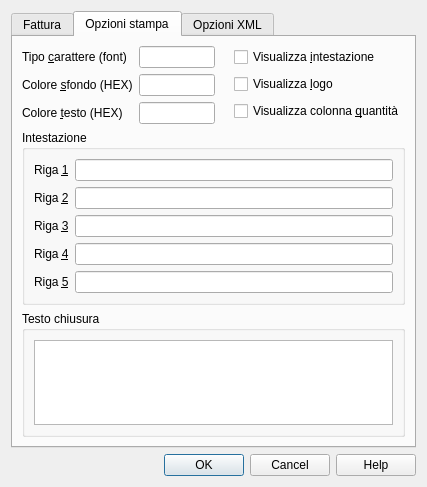
This is Fatture elettroniche/B2B.2021/ch.banana.it.efattura.b2b.dialog.ui in BananaAccounting/Italia as Qt 5 draws it before an edit. The edited form follows.
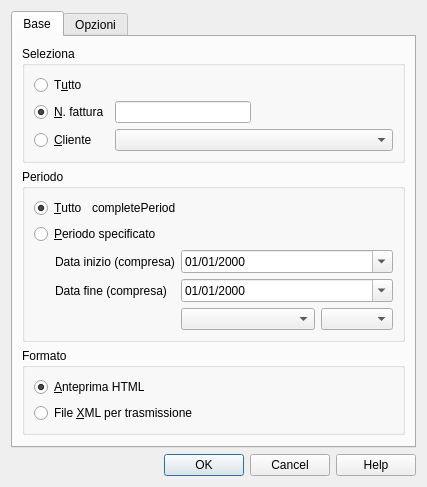
This is the edited form. The open tabs and pages were chosen to show the change.

Commit message: Fattura elettronica IT: rimuove preview PDF

```diff
--- a/Fatture elettroniche/B2B.2021/ch.banana.it.efattura.b2b.dialog.ui
+++ b/Fatture elettroniche/B2B.2021/ch.banana.it.efattura.b2b.dialog.ui
@@ -21,7 +21,7 @@
      </property>
      <widget class="QWidget" name="tabEsporta">
       <attribute name="title">
-       <string>Fattura</string>
+       <string>Base</string>
       </attribute>
       <layout class="QVBoxLayout" name="verticalLayout_4">
        <item>
@@ -256,7 +256,7 @@
           <item>
            <widget class="QRadioButton" name="stampaPDFRadioButton">
             <property name="text">
-             <string>&amp;Anteprima di stampa</string>
+             <string>&amp;Anteprima HTML</string>
             </property>
             <property name="checked">
              <bool>true</bool>
@@ -288,202 +288,13 @@
        </item>
       </layout>
      </widget>
-     <widget class="QWidget" name="tabOpzioniPdf">
-      <attribute name="title">
-       <string>Opzioni stampa</string>
-      </attribute>
-      <layout class="QVBoxLayout" name="verticalLayout_10">
-       <item>
-        <layout class="QHBoxLayout" name="horizontalLayout">
-         <item>
-          <layout class="QGridLayout" name="gridLayout">
-           <item row="0" column="0">
-            <widget class="QLabel" name="fontTypeLabel">
-             <property name="text">
-              <string notr="true">Tipo &amp;carattere (font)</string>
-             </property>
-             <property name="buddy">
-              <cstring>fontTypeLineEdit</cstring>
-             </property>
-            </widget>
-           </item>
-           <item row="0" column="1">
-            <widget class="QLineEdit" name="fontTypeLineEdit"/>
-           </item>
-           <item row="1" column="0">
-            <widget class="QLabel" name="bgColorLabel">
-             <property name="text">
-              <string notr="true">Colore &amp;sfondo (HEX)</string>
-             </property>
-             <property name="buddy">
-              <cstring>bgColorLineEdit</cstring>
-             </property>
-            </widget>
-           </item>
-           <item row="1" column="1">
-            <widget class="QLineEdit" name="bgColorLineEdit"/>
-           </item>
-           <item row="2" column="0">
-            <widget class="QLabel" name="textColorLabel">
-             <property name="text">
-              <string notr="true">Colore &amp;testo (HEX)</string>
-             </property>
-             <property name="buddy">
-              <cstring>textColorLineEdit</cstring>
-             </property>
-            </widget>
-           </item>
-           <item row="2" column="1">
-            <widget class="QLineEdit" name="textColorLineEdit"/>
-           </item>
-          </layout>
-         </item>
-         <item>
-          <spacer name="horizontalSpacer_2">
-           <property name="orientation">
-            <enum>Qt::Horizontal</enum>
-           </property>
-           <property name="sizeType">
-            <enum>QSizePolicy::Fixed</enum>
-           </property>
-           <property name="sizeHint" stdset="0">
-            <size>
-             <width>13</width>
-             <height>58</height>
-            </size>
-           </property>
-          </spacer>
-         </item>
-         <item>
-          <layout class="QVBoxLayout" name="verticalLayout_3">
-           <item>
-            <widget class="QCheckBox" name="printHeaderCheckBox">
-             <property name="text">
-              <string>Visualizza &amp;intestazione</string>
-             </property>
-            </widget>
-           </item>
-           <item>
-            <widget class="QCheckBox" name="printLogoCheckBox">
-             <property name="text">
-              <string>Visualizza &amp;logo</string>
-             </property>
-            </widget>
-           </item>
-           <item>
-            <widget class="QCheckBox" name="printQuantityCheckBox">
-             <property name="text">
-              <string>Visualizza colonna &amp;quantità</string>
-             </property>
-            </widget>
-           </item>
-          </layout>
-         </item>
-        </layout>
-       </item>
-       <item>
-        <widget class="QGroupBox" name="invoiceHeaderGroupBox">
-         <property name="title">
-          <string>Intestazione</string>
-         </property>
-         <layout class="QVBoxLayout" name="verticalLayout_7">
-          <item>
-           <layout class="QGridLayout" name="gridLayout_4">
-            <item row="0" column="0">
-             <widget class="QLabel" name="invoiceRow1Label">
-              <property name="text">
-               <string>Riga &amp;1</string>
-              </property>
-              <property name="buddy">
-               <cstring>invoiceRow1LineEdit</cstring>
-              </property>
-             </widget>
-            </item>
-            <item row="0" column="1">
-             <widget class="QLineEdit" name="invoiceRow1LineEdit"/>
-            </item>
-            <item row="1" column="0">
-             <widget class="QLabel" name="invoiceRow2Label">
-              <property name="text">
-               <string>Riga &amp;2</string>
-              </property>
-              <property name="buddy">
-               <cstring>invoiceRow2LineEdit</cstring>
-              </property>
-             </widget>
-            </item>
-            <item row="1" column="1">
-             <widget class="QLineEdit" name="invoiceRow2LineEdit"/>
-            </item>
-            <item row="2" column="0">
-             <widget class="QLabel" name="invoiceRow3Label">
-              <property name="text">
-               <string>Riga &amp;3</string>
-              </property>
-              <property name="buddy">
-               <cstring>invoiceRow3LineEdit</cstring>
-              </property>
-             </widget>
-            </item>
-            <item row="2" column="1">
-             <widget class="QLineEdit" name="invoiceRow3LineEdit"/>
-            </item>
-            <item row="3" column="0">
-             <widget class="QLabel" name="invoiceRow4Label">
-              <property name="text">
-               <string>Riga &amp;4</string>
-              </property>
-              <property name="buddy">
-               <cstring>invoiceRow4LineEdit</cstring>
-              </property>
-             </widget>
-            </item>
-            <item row="3" column="1">
-             <widget class="QLineEdit" name="invoiceRow4LineEdit"/>
-            </item>
-            <item row="4" column="0">
-             <widget class="QLabel" name="invoiceRow5Label">
-              <property name="text">
-               <string>Riga &amp;5</string>
-              </property>
-              <property name="buddy">
-               <cstring>invoiceRow5LineEdit</cstring>
-              </property>
-             </widget>
-            </item>
-            <item row="4" column="1">
-             <widget class="QLineEdit" name="invoiceRow5LineEdit"/>
-            </item>
-           </layout>
-          </item>
-         </layout>
-        </widget>
-       </item>
-       <item>
-        <widget class="QGroupBox" name="invoiceFooterGroupBox">
-         <property name="title">
-          <string>Testo chiusura</string>
-         </property>
-         <layout class="QVBoxLayout" name="verticalLayout_5">
-          <item>
-           <widget class="QTextEdit" name="invoiceFooterTextEdit">
-            <property name="acceptRichText">
-             <bool>false</bool>
-            </property>
-           </widget>
-          </item>
-         </layout>
-        </widget>
-       </item>
-      </layout>
-     </widget>
      <widget class="QWidget" name="tabOpzioniXml">
       <attribute name="title">
-       <string>Opzioni XML</string>
+       <string>Opzioni</string>
       </attribute>
-      <layout class="QVBoxLayout" name="verticalLayout_9">
+      <layout class="QVBoxLayout" name="verticalLayout_3">
        <item>
-        <layout class="QGridLayout" name="gridLayout_6">
+        <layout class="QGridLayout" name="gridLayout">
          <item row="0" column="0">
           <widget class="QLabel" name="numeroProgressivoLabel">
            <property name="text">
@@ -567,6 +378,19 @@
           <widget class="QLineEdit" name="destFolderLineEdit"/>
          </item>
          <item row="2" column="0" colspan="3">
+          <spacer name="horizontalSpacer_2">
+           <property name="orientation">
+            <enum>Qt::Horizontal</enum>
+           </property>
+           <property name="sizeHint" stdset="0">
+            <size>
+             <width>298</width>
+             <height>20</height>
+            </size>
+           </property>
+          </spacer>
+         </item>
+         <item row="3" column="0" colspan="3">
           <widget class="QCheckBox" name="apriXmlCheckBox">
            <property name="text">
             <string>&amp;Visualizza immediatamente</string>
```
Left out of the diff: 36 changed lines with no effect on the pictures. The commit also changes 4 other files.
